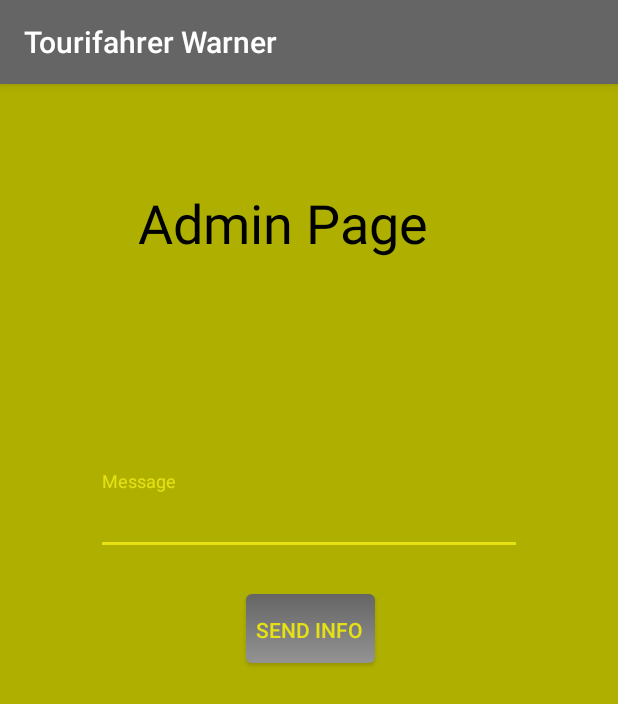
After one commit to Lumlumski/TourifahrerWarner, an Android app: the PublishActivity screen opened directly, with no data from a screen before it, on a phone screen of 412 x 824 dp. The commit adds this screen. Shown: the top 704 px of the screen. Run offline under Robolectric (Android 15) with nearby library versions, the phone set to English and light mode, and no system bars; libraries missing offline, so code that uses them is left out: org.eclipse.paho.

Commit message:
Added admin page with publish functionality

```diff
--- /dev/null
+++ b/app/src/main/java/de/lumlumsoftware/tourifahrerwarner/PublishActivity.java
@@ -0,0 +1,42 @@
+package de.lumlumsoftware.tourifahrerwarner;
+
+import android.support.design.widget.TextInputEditText;
+import android.support.v7.app.AppCompatActivity;
+import android.os.Bundle;
+import android.text.Editable;
+import android.view.View;
+import android.widget.Button;
+import android.widget.EditText;
+
+import org.eclipse.paho.client.mqttv3.MqttException;
+import org.eclipse.paho.client.mqttv3.MqttMessage;
+
+import java.io.UnsupportedEncodingException;
+
+public class PublishActivity extends AppCompatActivity
+{
+    MQTTClient mqttClient;
+    TextInputEditText textInput;
+    Button sendInfoBtn;
+
+    @Override
+    protected void onCreate(Bundle savedInstanceState)
+    {
+        super.onCreate(savedInstanceState);
+        setContentView(R.layout.activity_publish);
+        mqttClient = TFWarnerApplication.getMqttClient();
+        textInput = (TextInputEditText)findViewById(R.id.textInput);
+        sendInfoBtn = (Button)findViewById(R.id.sendInfoBtn);
+
+        sendInfoBtn.setOnClickListener(new View.OnClickListener()
+        {
+            @Override
+            public void onClick(View v)
+            {
+                String topic = "tourifahrerwarner/nos/test";
+                String payload = textInput.getText().toString();
+                mqttClient.publish(topic, payload);
+            }
+        });
+    }
+}
--- /dev/null
+++ b/app/src/main/res/layout/activity_publish.xml
@@ -0,0 +1,56 @@
+<?xml version="1.0" encoding="utf-8"?>
+<android.support.constraint.ConstraintLayout xmlns:android="http://schemas.android.com/apk/res/android"
+    xmlns:app="http://schemas.android.com/apk/res-auto"
+    xmlns:tools="http://schemas.android.com/tools"
+    android:layout_width="match_parent"
+    android:layout_height="match_parent"
+    android:background="@color/colorSecondaryDark"
+    tools:context=".PublishActivity">
+
+    <Button
+        android:id="@+id/sendInfoBtn"
+        android:layout_width="wrap_content"
+        android:layout_height="wrap_content"
+        android:layout_marginEnd="145dp"
+        android:layout_marginStart="145dp"
+        android:layout_marginTop="340dp"
+        android:background="@drawable/button_selector"
+        android:text="Send info"
+        android:textColor="@color/colorSecondary"
+        app:layout_constraintEnd_toEndOf="parent"
+        app:layout_constraintStart_toStartOf="parent"
+        app:layout_constraintTop_toTopOf="parent" />
+
+    <TextView
+        android:id="@+id/textView"
+        android:layout_width="0dp"
+        android:layout_height="50dp"
+        android:layout_marginEnd="92dp"
+        android:layout_marginStart="92dp"
+        android:layout_marginTop="68dp"
+        android:text="Admin Page"
+        android:textColor="@color/textOnSecondary"
+        android:textSize="36sp"
+        app:layout_constraintEnd_toEndOf="parent"
+        app:layout_constraintStart_toStartOf="parent"
+        app:layout_constraintTop_toTopOf="parent" />
+
+    <android.support.design.widget.TextInputLayout
+        android:layout_width="0dp"
+        android:layout_height="wrap_content"
+        android:layout_marginEnd="64dp"
+        android:layout_marginStart="64dp"
+        android:layout_marginTop="140dp"
+        app:layout_constraintEnd_toEndOf="parent"
+        app:layout_constraintStart_toStartOf="parent"
+        app:layout_constraintTop_toBottomOf="@+id/textView">
+
+        <android.support.design.widget.TextInputEditText
+            android:id="@+id/textInput"
+            android:layout_width="match_parent"
+            android:layout_height="wrap_content"
+            android:hint="Message"
+            android:inputType="text"
+            android:singleLine="true" />
+    </android.support.design.widget.TextInputLayout>
+</android.support.constraint.ConstraintLayout>
--- a/app/src/main/res/values/strings.xml
+++ b/app/src/main/res/values/strings.xml
@@ -2,7 +2,7 @@
     <string name="app_name">Tourifahrer Warner</string>
     <string name="live_mode_button">Live mode</string>
     <string name="settings_button">Settings</string>
-    <string name="fullscreen_button">Fullscreen</string>
+    <string name="admin_mode_button">Admin mode</string>
     <string name="title_activity_settings">Settings</string>
 
     <!-- Strings related to Settings -->
```
Also changed, not shown: app/src/main/AndroidManifest.xml (+6 -4 lines), app/src/main/java/de/lumlumsoftware/tourifahrerwarner/MQTTClient.java (+22 -1 lines), app/src/main/java/de/lumlumsoftware/tourifahrerwarner/MainActivity.java (+33 -0 lines), app/src/main/res/layout/activity_main.xml (+24 -5 lines).
